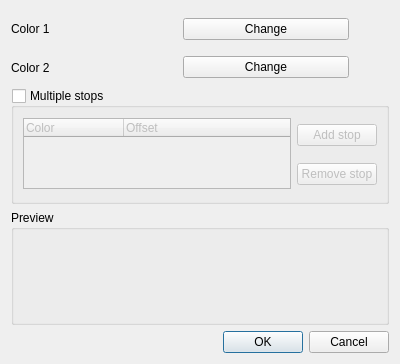
First picture: the form in src/ui/qgsvectorgradientcolorrampv2dialogbase.ui, repository kadas-albireo/kadas-albireo, before the edit.
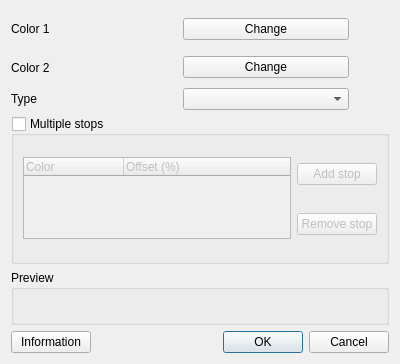
Second picture: the form after the edit. Custom widgets are drawn as their Qt base class.

Diff of the .ui file:
```diff
--- a/src/ui/qgsvectorgradientcolorrampv2dialogbase.ui
+++ b/src/ui/qgsvectorgradientcolorrampv2dialogbase.ui
@@ -66,10 +66,39 @@
        </property>
       </widget>
      </item>
+     <item row="2" column="0">
+      <widget class="QLabel" name="label_3">
+       <property name="text">
+        <string>Type</string>
+       </property>
+      </widget>
+     </item>
+     <item row="2" column="1">
+      <widget class="QComboBox" name="cboType">
+       <property name="sizePolicy">
+        <sizepolicy hsizetype="Minimum" vsizetype="Fixed">
+         <horstretch>0</horstretch>
+         <verstretch>0</verstretch>
+        </sizepolicy>
+       </property>
+       <property name="styleSheet">
+        <string notr="true"/>
+       </property>
+       <property name="sizeAdjustPolicy">
+        <enum>QComboBox::AdjustToMinimumContentsLength</enum>
+       </property>
+      </widget>
+     </item>
     </layout>
    </item>
    <item>
     <widget class="QGroupBox" name="groupStops">
+     <property name="sizePolicy">
+      <sizepolicy hsizetype="Preferred" vsizetype="Preferred">
+       <horstretch>0</horstretch>
+       <verstretch>1</verstretch>
+      </sizepolicy>
+     </property>
      <property name="title">
       <string>Multiple stops</string>
      </property>
@@ -109,7 +138,7 @@
         </column>
         <column>
          <property name="text">
-          <string>Offset</string>
+          <string>Offset (%)</string>
          </property>
         </column>
        </widget>
@@ -122,7 +151,7 @@
      <property name="title">
       <string>Preview</string>
      </property>
-     <layout class="QVBoxLayout">
+     <layout class="QVBoxLayout" name="verticalLayout_2">
       <item>
        <widget class="QLabel" name="lblPreview">
         <property name="frameShape">
@@ -140,6 +169,15 @@
     </widget>
    </item>
    <item>
+    <layout class="QHBoxLayout" name="horizontalLayout">
+     <item>
+      <widget class="QPushButton" name="btnInformation">
+       <property name="text">
+        <string>Information</string>
+       </property>
+      </widget>
+     </item>
+     <item>
     <widget class="QDialogButtonBox" name="buttonBox">
      <property name="orientation">
       <enum>Qt::Horizontal</enum>
@@ -150,6 +188,8 @@
     </widget>
    </item>
   </layout>
+   </item>
+  </layout>
  </widget>
  <customwidgets>
   <customwidget>
```
Left out of the diff: 1 changed line with no effect on the pictures. Lines whose indentation alone changed are shown as unchanged.
